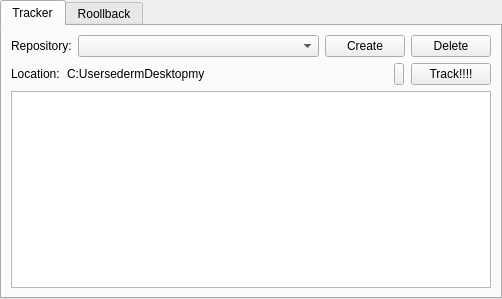
This is qt_designer_files/main_win.ui in EdyardEr/auto_repository as Qt 5 draws it before an edit. The edited form follows.
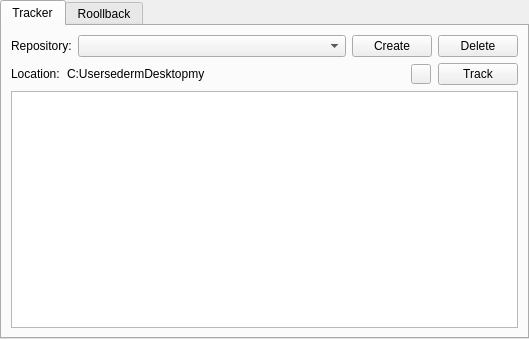
This is the edited form.

```diff
--- a/qt_designer_files/main_win.ui
+++ b/qt_designer_files/main_win.ui
@@ -6,8 +6,8 @@
    <rect>
     <x>0</x>
     <y>0</y>
-    <width>502</width>
-    <height>299</height>
+    <width>529</width>
+    <height>339</height>
    </rect>
   </property>
   <property name="windowTitle">
@@ -146,8 +146,8 @@
             </property>
             <property name="maximumSize">
              <size>
-              <width>10</width>
-              <height>16777215</height>
+              <width>20</width>
+              <height>20</height>
              </size>
             </property>
             <property name="text">
@@ -158,7 +158,7 @@
           <item>
            <widget class="QPushButton" name="track_dir">
             <property name="text">
-             <string>Track!!!!</string>
+             <string>Track</string>
             </property>
            </widget>
           </item>
```
Left out of the diff: 2 changed lines with no effect on the pictures.
